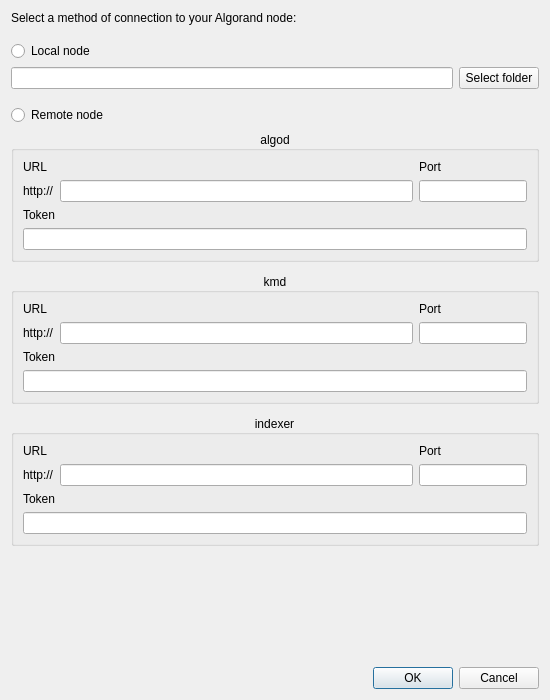
This is Interfaces/Settings/Ui_Settings.ui in CiottiGiorgio/Algorand-Wallet-Manager as Qt 5 draws it before an edit. The edited form follows.
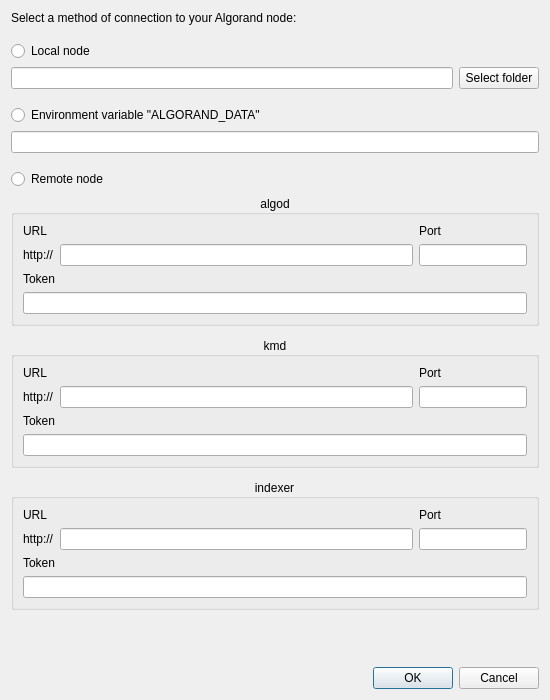
This is the edited form.

What changed in the file:
```diff
--- a/Interfaces/Settings/Ui_Settings.ui
+++ b/Interfaces/Settings/Ui_Settings.ui
@@ -110,6 +110,39 @@
      </property>
     </spacer>
    </item>
+   <item>
+    <widget class="QRadioButton" name="radioButton_EnvVar">
+     <property name="text">
+      <string>Environment variable &quot;ALGORAND_DATA&quot;</string>
+     </property>
+    </widget>
+   </item>
+   <item>
+    <widget class="QLineEdit" name="lineEdit_EnvVar">
+     <property name="enabled">
+      <bool>true</bool>
+     </property>
+     <property name="readOnly">
+      <bool>true</bool>
+     </property>
+    </widget>
+   </item>
+   <item>
+    <spacer name="verticalSpacer_6">
+     <property name="orientation">
+      <enum>Qt::Vertical</enum>
+     </property>
+     <property name="sizeType">
+      <enum>QSizePolicy::Fixed</enum>
+     </property>
+     <property name="sizeHint" stdset="0">
+      <size>
+       <width>20</width>
+       <height>10</height>
+      </size>
+     </property>
+    </spacer>
+   </item>
    <item>
     <widget class="QRadioButton" name="radioButton_Remote">
      <property name="text">
```
Left out of the diff: 2 changed lines with no effect on the pictures.
